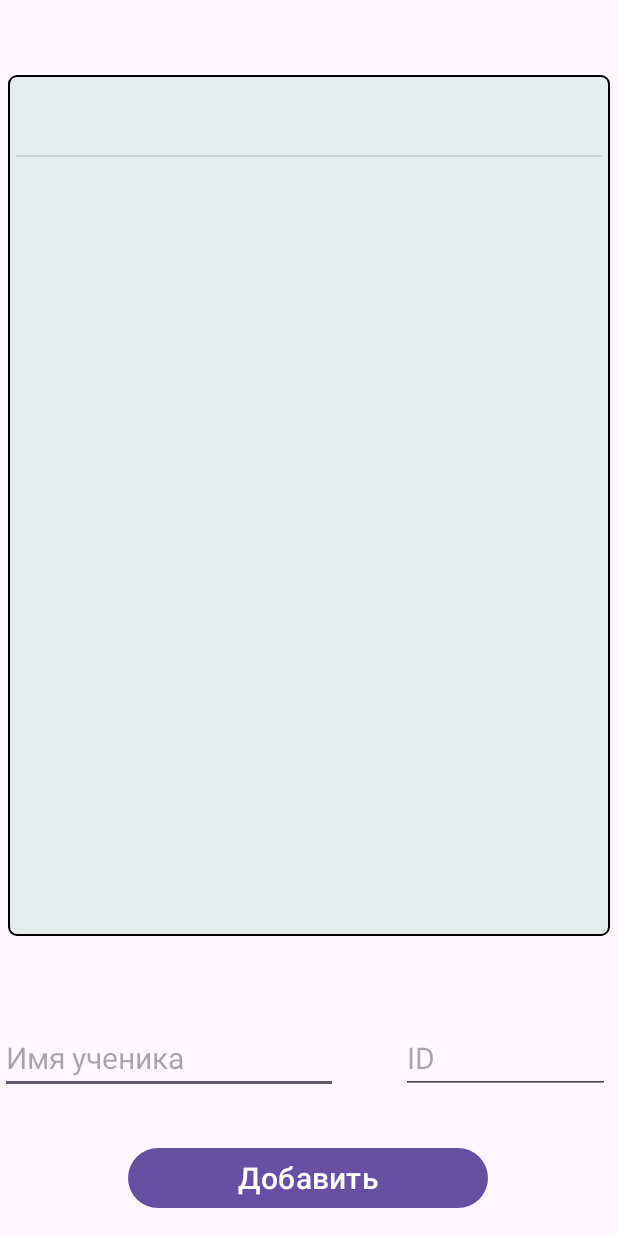
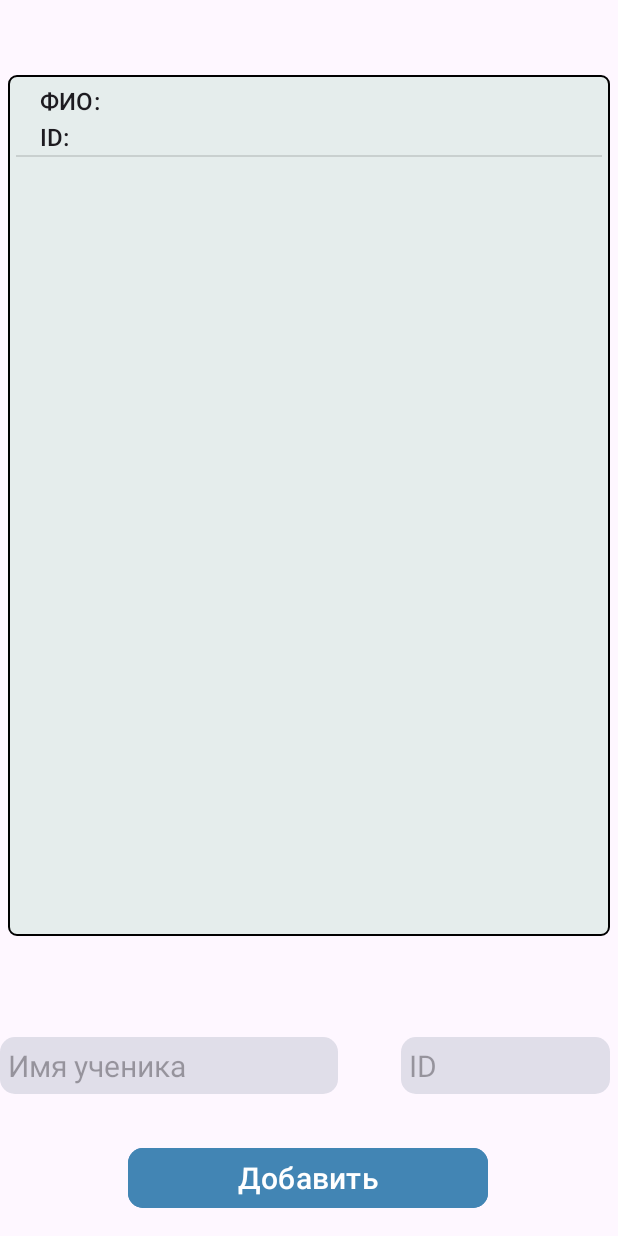
Before and after one commit to marcuryyy/EduVisionApp, an Android app: the ClassInfoPage screen opened directly, with no data from a screen before it, after a tap on "Добавить", on a phone screen of 412 x 824 dp. Run offline under Robolectric (Android 15) with nearby library versions, the phone set to English and light mode, and no system bars; 1 statement that could not run was skipped.

Commit message:
more design & more bug fixes

```diff
--- a/app/src/main/java/com/example/testproject/AddTestsActivity.kt
+++ b/app/src/main/java/com/example/testproject/AddTestsActivity.kt
@@ -54,6 +54,7 @@ class AddTestsActivity : BaseActivity() {
 
         back_button.setOnClickListener{
             onBackPressed()
+            overridePendingTransition(R.anim.slide_in_left, R.anim.slide_out_right)
         }
 
     }
--- a/app/src/main/java/com/example/testproject/AuthActivity.kt
+++ b/app/src/main/java/com/example/testproject/AuthActivity.kt
@@ -21,6 +21,7 @@ class AuthActivity : BaseActivity()  {
 
         linkToReg.setOnClickListener {
             val intent = Intent(this, MainActivity::class.java)
+            intent.putExtra("Source", "Authentication")
             startActivity(intent)
         }
 
--- a/app/src/main/java/com/example/testproject/ClassInfoPage.kt
+++ b/app/src/main/java/com/example/testproject/ClassInfoPage.kt
@@ -10,6 +10,7 @@ import android.widget.Button
 import android.widget.EditText
 import android.widget.ListView
 import android.widget.TextView
+import android.widget.Toast
 import androidx.appcompat.app.AppCompatActivity
 
 
@@ -23,34 +24,37 @@ class ClassInfoPage : BaseActivity() {
         val student_id: EditText = findViewById(R.id.addStudentIDcell)
         val button: Button = findViewById(R.id.addStudentButton)
         val class_title: TextView = findViewById(R.id.class_title)
-        val root_layout: View = findViewById(R.id.rootlayout)
         class_title.text = intent.getStringExtra("class_name")
         val class_db = DBclass(this, null)
         val returned_bundle: Bundle = class_db.getClassId(class_title.text.toString())
         val class_id: String = returned_bundle.getString("class_id").toString()
         val classes_from_database = fetchDataFromSQLite(class_id)
-
+        println(classes_from_database)
+        class_db.close()
         val adapter = ArrayAdapter(this, android.R.layout.simple_list_item_1, classes_from_database)
         list_view.adapter = adapter
-        root_layout.setOnTouchListener(OnTouchListener { v, event -> // Скрываем клавиатуру при касании пустого места на экране
-            val imm = getSystemService(INPUT_METHOD_SERVICE) as InputMethodManager
-            imm.hideSoftInputFromWindow(v.windowToken, 0)
-
-
-            // Вызываем performClick() для обработки нажатия
-            v.performClick()
-            false
-        })
 
         button.setOnClickListener{
-            val text = student_name.text.toString().trim() + " " + student_id.text.toString().trim()
             val db = DBstudent(this, null)
-            class_db.close()
-            db.addStudent(StudentCreator(class_id, student_name.text.toString().trim(), student_id.text.toString().trim()))
-            if(text != "")
-                adapter.add(text)
-            student_name.text.clear()
-            student_id.text.clear()
+            if(db.findStudent(student_name.text.toString().trim(), student_id.text.toString().trim())){
+                Toast.makeText(this, "Такой ученик либо id уже существует!", Toast.LENGTH_SHORT).show()
+            }
+            else {
+                val text = "ФИО: " + student_name.text.toString().trim() +
+                      "\nID: " + student_id.text.toString().trim()
+
+                db.addStudent(
+                    StudentCreator(
+                        class_id,
+                        student_name.text.toString().trim(),
+                        student_id.text.toString().trim()
+                    )
+                )
+                if (text != "")
+                    adapter.add(text)
+                student_name.text.clear()
+                student_id.text.clear()
+            }
         }
         }
     private fun fetchDataFromSQLite(class_title:String): List<String> {
@@ -65,7 +69,7 @@ class ClassInfoPage : BaseActivity() {
                 val id = cursor.getInt(cursor.getColumnIndexOrThrow("aruco"))
                 val name = cursor.getString(cursor.getColumnIndexOrThrow("name"))
                 Log.d("Student", "ID: $id, Name: $name")
-                items.add(name.toString().trim() + " " + id.toString().trim())
+                items.add("ФИО: " + name.toString().trim() + "\nID: " + id.toString().trim())
             } while (cursor.moveToNext())
         }
         cursor.close()
--- a/app/src/main/java/com/example/testproject/DBclass.kt
+++ b/app/src/main/java/com/example/testproject/DBclass.kt
@@ -38,4 +38,10 @@ class DBclass(val context: Context, val factory: SQLiteDatabase.CursorFactory?)
         }
         return student_info
     }
+
+    fun findClass(class_title: String): Boolean {
+        val db = this.readableDatabase
+        val result = db.rawQuery("SELECT * FROM classes WHERE class_label='$class_title'", null)
+        return result.moveToFirst()
     }
+    }
--- a/app/src/main/java/com/example/testproject/DBstudent.kt
+++ b/app/src/main/java/com/example/testproject/DBstudent.kt
@@ -43,4 +43,10 @@ class DBstudent(val context: Context, val factory: SQLiteDatabase.CursorFactory?
         result.close()
         return student_list_dict
     }
+
+    fun findStudent(student_name: String, aruco_id: String): Boolean{
+        val db = this.readableDatabase
+        val result = db.rawQuery("SELECT * FROM students WHERE name='$student_name' OR aruco='$aruco_id'", null)
+        return result.moveToFirst()
+    }
 }
--- a/app/src/main/java/com/example/testproject/MyClasses.kt
+++ b/app/src/main/java/com/example/testproject/MyClasses.kt
@@ -40,11 +40,13 @@ class MyClasses : BaseActivity()  {
         add_class_button.setOnClickListener {
             val intent = Intent(this, AddClassActivity::class.java)
             startActivity(intent)
+            overridePendingTransition(R.anim.slide_in_right, R.anim.slide_out_left)
         }
 
         my_tests_button.setOnClickListener {
             val intent = Intent(this, MyTestsActivity::class.java)
             startActivity(intent)
+            overridePendingTransition(R.anim.slide_in_right, R.anim.slide_out_left)
         }
 
     }
--- a/app/src/main/java/com/example/testproject/MyTestsActivity.kt
+++ b/app/src/main/java/com/example/testproject/MyTestsActivity.kt
@@ -35,10 +35,12 @@ class MyTestsActivity : BaseActivity()  {
         my_classes_link.setOnClickListener {
             val intent = Intent(this, MyClasses::class.java)
             startActivity(intent)
+            overridePendingTransition(R.anim.slide_in_left, R.anim.slide_out_right)
         }
         add_test_button.setOnClickListener {
             val intent = Intent(this, AddTestsActivity::class.java)
             startActivity(intent)
+            overridePendingTransition(R.anim.slide_in_right, R.anim.slide_out_left)
         }
 
 
--- a/app/src/main/res/layout/activity_class_info.xml
+++ b/app/src/main/res/layout/activity_class_info.xml
@@ -31,6 +31,8 @@
             android:layout_height="wrap_content"
             android:ems="10"
             android:hint="Имя ученика"
+            android:background="@drawable/rounded_corners"
+            android:padding="5dp"
             android:inputType="text"
             android:textSize="20sp" />
 
@@ -41,6 +43,8 @@
             android:layout_marginStart="42dp"
             android:ems="10"
             android:hint="ID"
+            android:background="@drawable/rounded_corners"
+            android:padding="5dp"
             android:inputType="text"
             android:textSize="20sp"
             tools:layout_editor_absoluteX="256dp"
@@ -54,8 +58,10 @@
         android:layout_marginStart="120dp"
         android:layout_marginTop="136dp"
         android:layout_marginEnd="120dp"
+        android:backgroundTint="@color/lightblue"
         android:text="Добавить"
         android:textSize="20sp"
+        app:cornerRadius="10dp"
         app:layout_constraintBottom_toBottomOf="parent"
         app:layout_constraintEnd_toEndOf="parent"
         app:layout_constraintHorizontal_bias="0.507"
```
Also changed, not shown: app/src/main/java/com/example/testproject/AddClassActivity.kt (+9 -3 lines), app/src/main/java/com/example/testproject/ClassesAdapter.kt (+6 -1 lines), app/src/main/java/com/example/testproject/MainActivity.kt (+5 -3 lines), app/src/main/java/com/example/testproject/TestAdapter.kt (+6 -1 lines), app/src/main/res/anim/slide_in_left.xml (added, +7 -0 lines), app/src/main/res/anim/slide_in_right.xml (added, +7 -0 lines), app/src/main/res/anim/slide_out_left.xml (added, +7 -0 lines), app/src/main/res/anim/slide_out_right.xml (added, +7 -0 lines).
